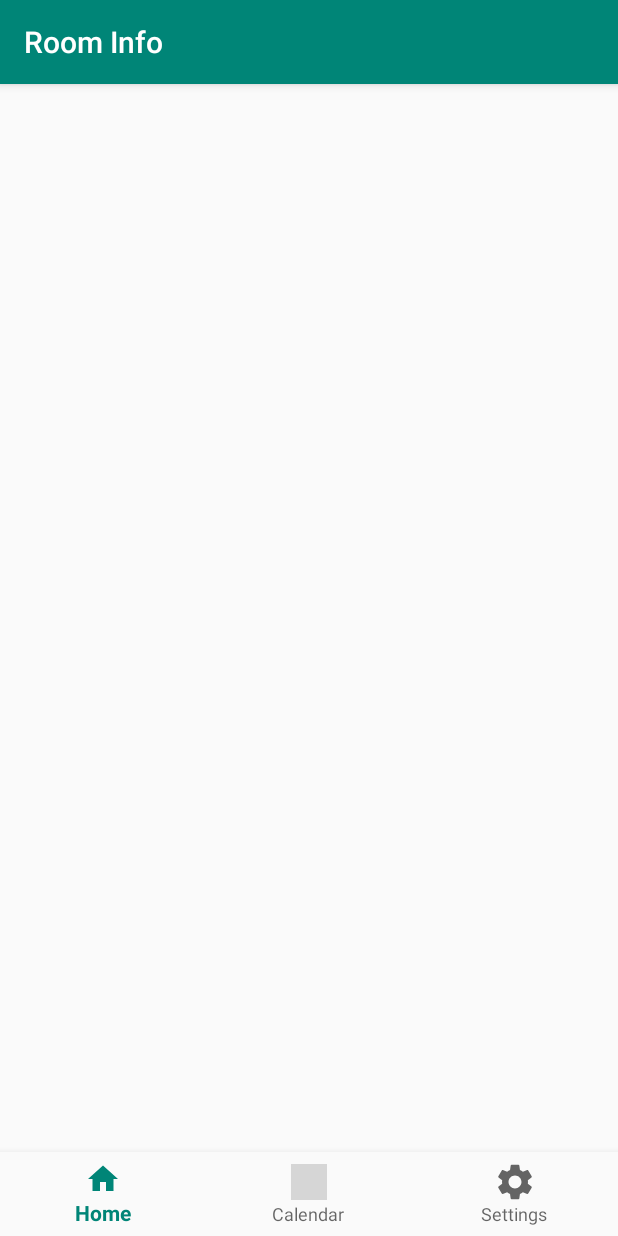
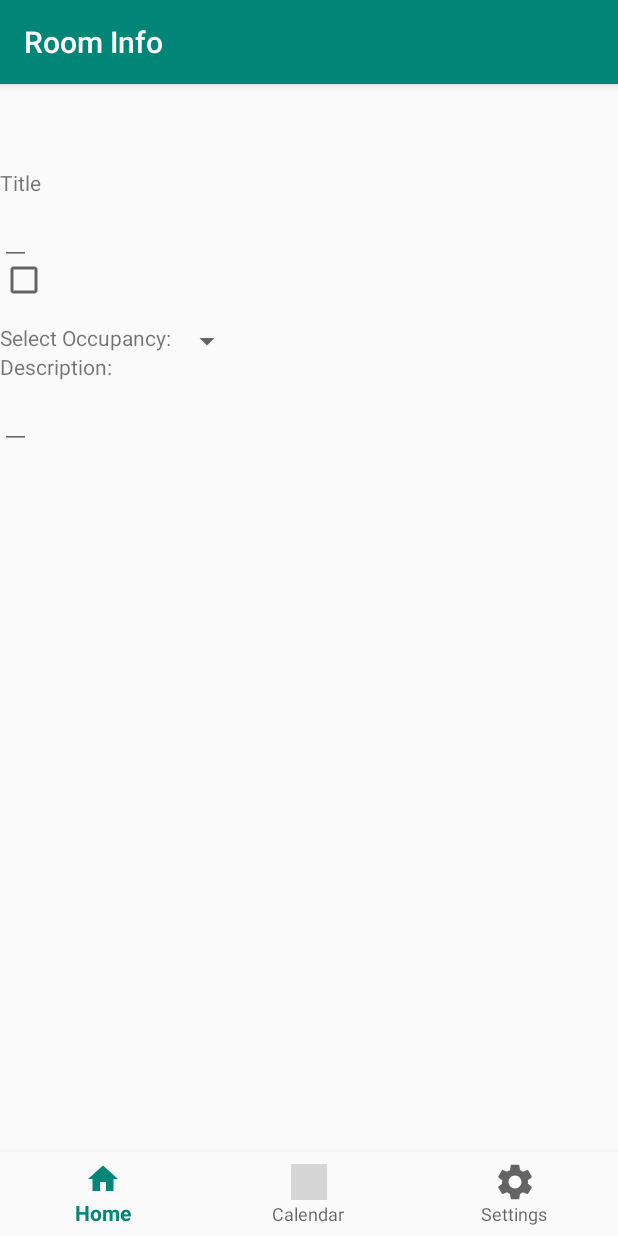
Before and after one commit to marcusrunge/RoomInfo.Droid, an Android app: the AgendaItemFragment screen opened through its navigation route, on a phone screen of 412 x 824 dp. Run offline under Robolectric (Android 15) with nearby library versions, the phone set to English and light mode, and no system bars; our stand-ins replace Dagger/Hilt's generated code, Room's generated code, data binding, navigation-ui; libraries missing offline, so code that uses them is left out: androidx.databinding.library; 1 statement that could not run was skipped; grey boxes are pictures that could not be loaded.

Commit message:
ADDED layout for AgendaItem

```diff
--- /dev/null
+++ b/app/src/main/kotlin/com/marcusrunge/roominfo/ui/datepicker/DatePickerFragment.kt
@@ -0,0 +1,23 @@
+package com.marcusrunge.roominfo.ui.datepicker
+
+import android.app.DatePickerDialog
+import android.app.Dialog
+import android.os.Bundle
+import android.widget.DatePicker
+import androidx.fragment.app.DialogFragment
+import java.util.*
+
+class DatePickerFragment : DialogFragment(), DatePickerDialog.OnDateSetListener {
+    override fun onCreateDialog(savedInstanceState: Bundle?): Dialog {
+        val c = Calendar.getInstance()
+        val year = c.get(Calendar.YEAR)
+        val month = c.get(Calendar.MONTH)
+        val day = c.get(Calendar.DAY_OF_MONTH)
+        return DatePickerDialog(requireActivity(), this, year, month, day)
+    }
+
+    override fun onDateSet(p0: DatePicker?, p1: Int, p2: Int, p3: Int) {
+        TODO("Not yet implemented")
+    }
+
+}
--- /dev/null
+++ b/app/src/main/kotlin/com/marcusrunge/roominfo/ui/timepicker/TimePickerFragment.kt
@@ -0,0 +1,22 @@
+package com.marcusrunge.roominfo.ui.timepicker
+
+import android.app.Dialog
+import android.app.TimePickerDialog
+import android.os.Bundle
+import android.text.format.DateFormat
+import android.widget.TimePicker
+import androidx.fragment.app.DialogFragment
+import java.util.*
+
+class TimePickerFragment : DialogFragment(), TimePickerDialog.OnTimeSetListener {
+    override fun onCreateDialog(savedInstanceState: Bundle?): Dialog {
+        val calendar = Calendar.getInstance()
+        val hour = calendar.get(Calendar.HOUR_OF_DAY)
+        val minute = calendar.get(Calendar.MINUTE)
+        return TimePickerDialog(activity, this, hour, minute, DateFormat.is24HourFormat(activity))
+    }
+
+    override fun onTimeSet(p0: TimePicker?, p1: Int, p2: Int) {
+        TODO("Not yet implemented")
+    }
+}
--- a/app/src/main/res/layout/fragment_agendaitem.xml
+++ b/app/src/main/res/layout/fragment_agendaitem.xml
@@ -1,5 +1,5 @@
 <?xml version="1.0" encoding="utf-8"?>
-<layout>
+<layout xmlns:app="http://schemas.android.com/apk/res-auto">
 
     <data>
 
@@ -12,5 +12,85 @@
         android:layout_width="match_parent"
         android:layout_height="match_parent">
 
+        <TextView
+            android:id="@+id/agendaItemTitleTitle"
+            android:layout_width="wrap_content"
+            android:layout_height="wrap_content"
+            android:text="@string/agendaItemTitle"
+            app:layout_constraintStart_toStartOf="parent"
+            app:layout_constraintTop_toTopOf="parent" />
+
+        <EditText
+            android:id="@+id/agendaItemTitle"
+            android:layout_width="wrap_content"
+            android:layout_height="wrap_content"
+            app:layout_constraintStart_toStartOf="parent"
+            app:layout_constraintTop_toBottomOf="@id/agendaItemTitleTitle" />
+
+        <TextView
+            android:id="@+id/startDate"
+            android:layout_width="wrap_content"
+            android:layout_height="wrap_content"
+            app:layout_constraintStart_toStartOf="parent"
+            app:layout_constraintTop_toBottomOf="@id/agendaItemTitle" />
+
+        <TextView
+            android:id="@+id/startTime"
+            android:layout_width="wrap_content"
+            android:layout_height="wrap_content"
+            app:layout_constraintStart_toEndOf="@id/startDate"
+            app:layout_constraintTop_toBottomOf="@id/agendaItemTitle" />
+
+        <CheckBox
+            android:id="@+id/allDay"
+            android:layout_width="wrap_content"
+            android:layout_height="wrap_content"
+            app:layout_constraintBottom_toBottomOf="@id/startTime"
+            app:layout_constraintStart_toEndOf="@id/startTime"
+            app:layout_constraintTop_toTopOf="@id/startTime" />
+
+        <TextView
+            android:id="@+id/endDate"
+            android:layout_width="wrap_content"
+            android:layout_height="wrap_content"
+            app:layout_constraintStart_toStartOf="parent"
+            app:layout_constraintTop_toBottomOf="@id/startDate" />
+
+        <TextView
+            android:id="@+id/endTime"
+            android:layout_width="wrap_content"
+            android:layout_height="wrap_content"
+            app:layout_constraintStart_toEndOf="@id/endDate"
+            app:layout_constraintTop_toBottomOf="@id/startTime" />
+
+        <TextView
+            android:id="@+id/select"
+            android:layout_width="wrap_content"
+            android:layout_height="wrap_content"
+            android:text="@string/select"
+            app:layout_constraintStart_toStartOf="parent"
+            app:layout_constraintTop_toBottomOf="@id/endDate" />
+
+        <Spinner
+            android:id="@+id/occupancy"
+            android:layout_width="wrap_content"
+            android:layout_height="wrap_content"
+            app:layout_constraintStart_toEndOf="@id/select"
+            app:layout_constraintTop_toBottomOf="@id/endTime" />
+
+        <TextView
+            android:id="@+id/descriptionTitle"
+            android:layout_width="wrap_content"
+            android:layout_height="wrap_content"
+            android:text="@string/descriptionTitle"
+            app:layout_constraintStart_toStartOf="parent"
+            app:layout_constraintTop_toBottomOf="@id/select" />
+
+        <EditText
+            android:id="@+id/description"
+            android:layout_width="wrap_content"
+            android:layout_height="wrap_content"
+            app:layout_constraintStart_toStartOf="parent"
+            app:layout_constraintTop_toBottomOf="@id/descriptionTitle" />
     </androidx.constraintlayout.widget.ConstraintLayout>
 </layout>
--- a/app/src/main/res/values/strings.xml
+++ b/app/src/main/res/values/strings.xml
@@ -4,4 +4,7 @@
     <string name="title_calendar">Calendar</string>
     <string name="title_settings">Settings</string>
     <string name="title_agendaitem">Agenda Item</string>
+    <string name="select">Select Occupancy:</string>
+    <string name="agendaItemTitle">Title</string>
+    <string name="descriptionTitle">Description:</string>
 </resources>
```
